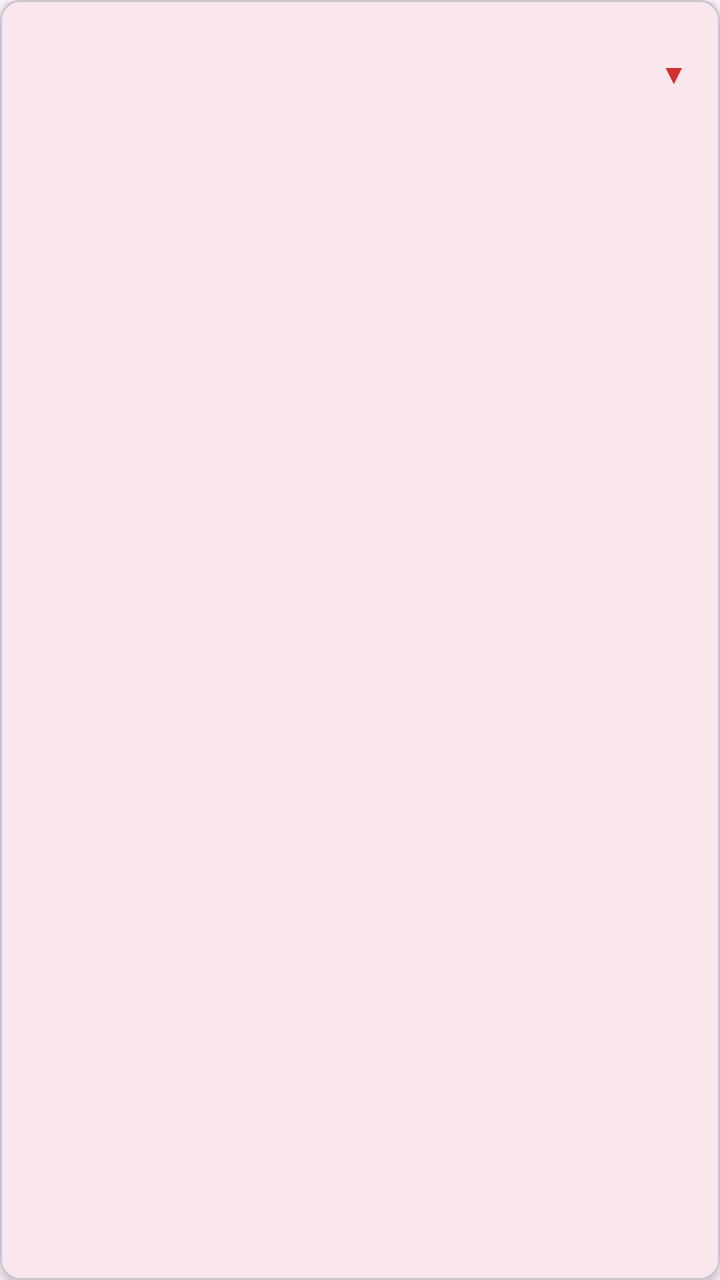
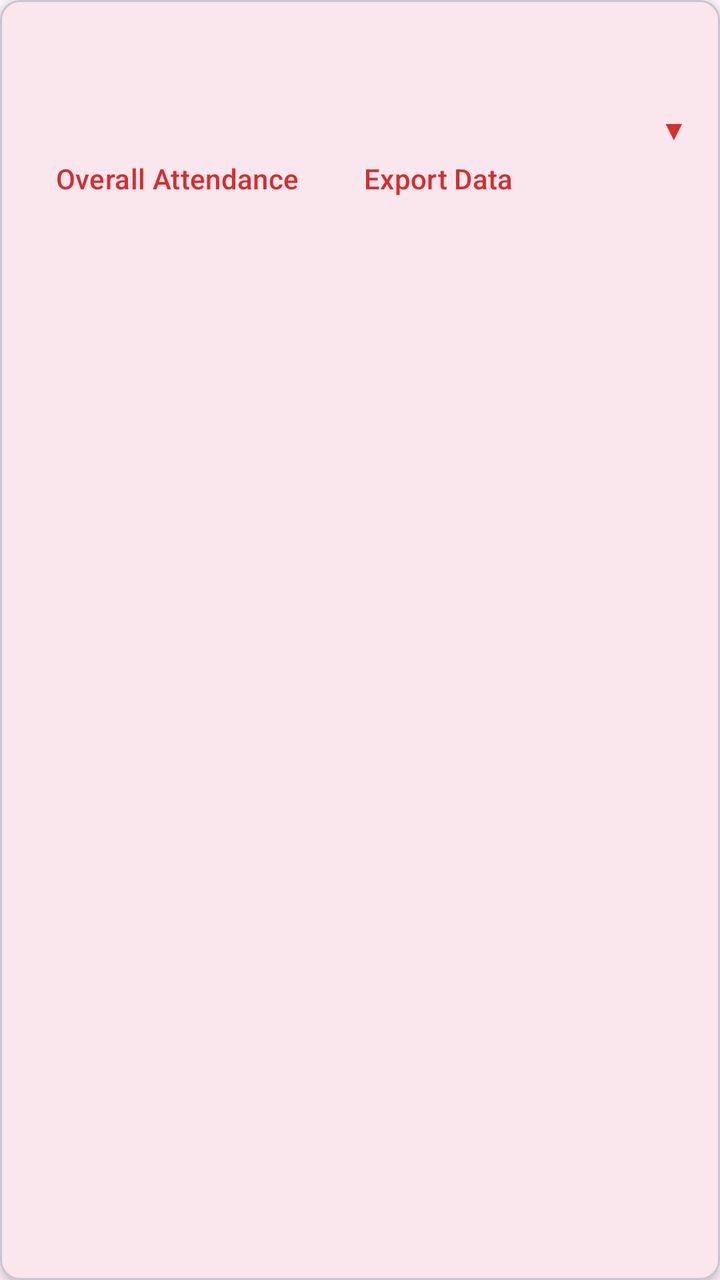

Screens rendered from an Android XML layout before and after an edit, with the pre-edit source and the edit as a unified diff.
<!-- AndroidManifest.xml: application theme Theme.AttendEase -->
<!-- res/layout/item_module_header.xml -->
<?xml version="1.0" encoding="utf-8"?>
<com.google.android.material.card.MaterialCardView
    xmlns:android="http://schemas.android.com/apk/res/android"
    xmlns:app="http://schemas.android.com/apk/res-auto"
    android:layout_width="match_parent"
    android:layout_height="wrap_content"
    android:layout_marginStart="6dp"
    android:layout_marginEnd="6dp"
    android:layout_marginTop="8dp"
    android:layout_marginBottom="2dp"
    app:cardCornerRadius="10dp"
    app:cardElevation="3dp">

    <LinearLayout
        android:layout_width="match_parent"
        android:layout_height="wrap_content"
        android:orientation="horizontal"
        android:padding="16dp"
        android:gravity="center_vertical">

        <LinearLayout
            android:layout_width="0dp"
            android:layout_height="wrap_content"
            android:layout_weight="1"
            android:orientation="vertical">

            <TextView
                android:id="@+id/tvModuleName"
                android:layout_width="match_parent"
                android:layout_height="wrap_content"
                android:textSize="16sp"
                android:textStyle="bold"
                android:textColor="@color/black" />

            <TextView
                android:id="@+id/tvEnrolledCount"
                android:layout_width="match_parent"
                android:layout_height="wrap_content"
                android:layout_marginTop="2dp"
                android:textSize="13sp"
                android:textColor="#757575" />

        </LinearLayout>

        <TextView
            android:id="@+id/tvChevron"
            android:layout_width="wrap_content"
            android:layout_height="wrap_content"
            android:text="▼"
            android:textColor="@color/colorPrimary"
            android:textSize="14sp"
            android:contentDescription="@string/cd_expand_collapse" />

    </LinearLayout>

</com.google.android.material.card.MaterialCardView>
<!-- resources referenced by this layout -->
<resources>
  <color name="black">#FF000000</color>
  <color name="colorPrimary">#D32F2F</color>
  <string name="cd_expand_collapse">Expand or collapse module lessons</string>
  <style name="Theme.AttendEase" parent="Base.Theme.AttendEase" />
  <style name="Base.Theme.AttendEase" parent="Theme.Material3.DayNight.NoActionBar">
          <item name="colorPrimary">@color/colorPrimary</item>
          <item name="colorOnPrimary">@color/colorOnPrimary</item>
          <item name="colorPrimaryContainer">@color/colorPrimaryDark</item>
          <item name="colorOnPrimaryContainer">@color/white</item>
          <item name="android:statusBarColor">@color/colorPrimaryDark</item>
          <item name="android:windowAnimationStyle">@style/WindowAnimation.AttendEase</item>
      </style>
  <color name="colorOnPrimary">#FFFFFF</color>
  <color name="colorPrimaryDark">#B71C1C</color>
  <color name="white">#FFFFFFFF</color>
  <style name="WindowAnimation.AttendEase" parent="@android:style/Animation.Activity">
          <item name="android:activityOpenEnterAnimation">@anim/slide_in_right</item>
          <item name="android:activityOpenExitAnimation">@anim/slide_out_left</item>
          <item name="android:activityCloseEnterAnimation">@anim/fade_in</item>
          <item name="android:activityCloseExitAnimation">@anim/fade_out</item>
      </style>
</resources>

<!-- the commit's change to res/layout/item_module_header.xml (unified diff, before → after) -->
@@ -40,6 +40,29 @@
                 android:textSize="13sp"
                 android:textColor="#757575" />
 
+            <LinearLayout
+                android:layout_width="wrap_content"
+                android:layout_height="wrap_content"
+                android:orientation="horizontal"
+                android:layout_marginTop="8dp">
+
+                <Button
+                    android:id="@+id/btnOverallAttendance"
+                    android:layout_width="wrap_content"
+                    android:layout_height="wrap_content"
+                    android:text="Overall Attendance"
+                    style="@style/Widget.Material3.Button.TextButton" />
+
+                <Button
+                    android:id="@+id/btnExport"
+                    android:layout_width="wrap_content"
+                    android:layout_height="wrap_content"
+                    android:text="Export Data"
+                    style="@style/Widget.Material3.Button.TextButton"
+                    android:layout_marginStart="8dp" />
+
+            </LinearLayout>
+
         </LinearLayout>
 
         <TextView
